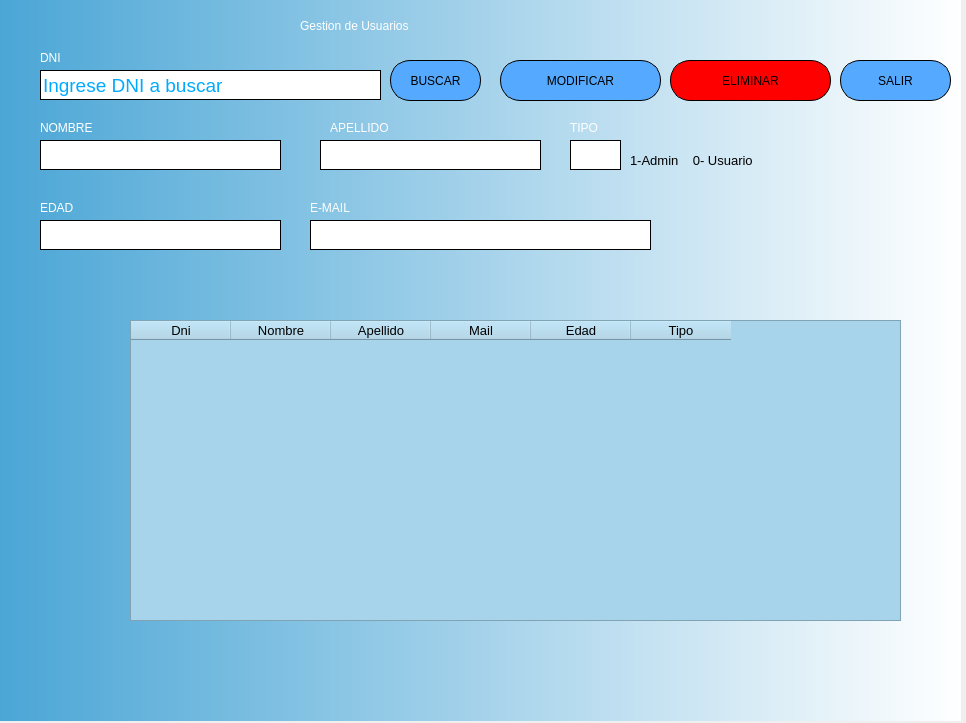
This is Vistas/modiSuperUsu.ui in neoengelus/cinemar as Qt 5 draws it before an edit. The edited form follows.
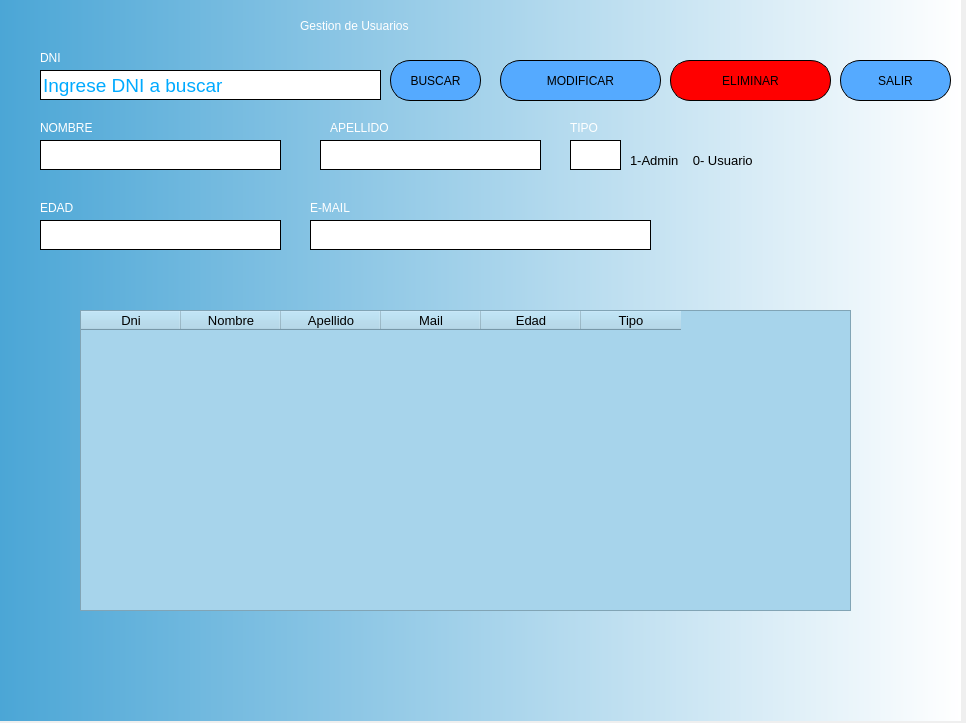
This is the edited form.

Commit message: borradas las ui

```diff
--- a/Vistas/modiSuperUsu.ui
+++ b/Vistas/modiSuperUsu.ui
@@ -181,8 +181,8 @@
    <widget class="QTableWidget" name="tableListUsu">
     <property name="geometry">
      <rect>
-      <x>130</x>
-      <y>320</y>
+      <x>80</x>
+      <y>310</y>
       <width>771</width>
       <height>301</height>
      </rect>
@@ -191,6 +191,9 @@
      <string notr="true">background:rgb(111, 222, 255);
 background:rgb(167, 212, 235);</string>
     </property>
+    <attribute name="verticalHeaderVisible">
+     <bool>false</bool>
+    </attribute>
     <column>
      <property name="text">
       <string>Dni</string>
```
Left out of the diff: 12 changed lines with no effect on the pictures. The commit also changes 2 other files.
